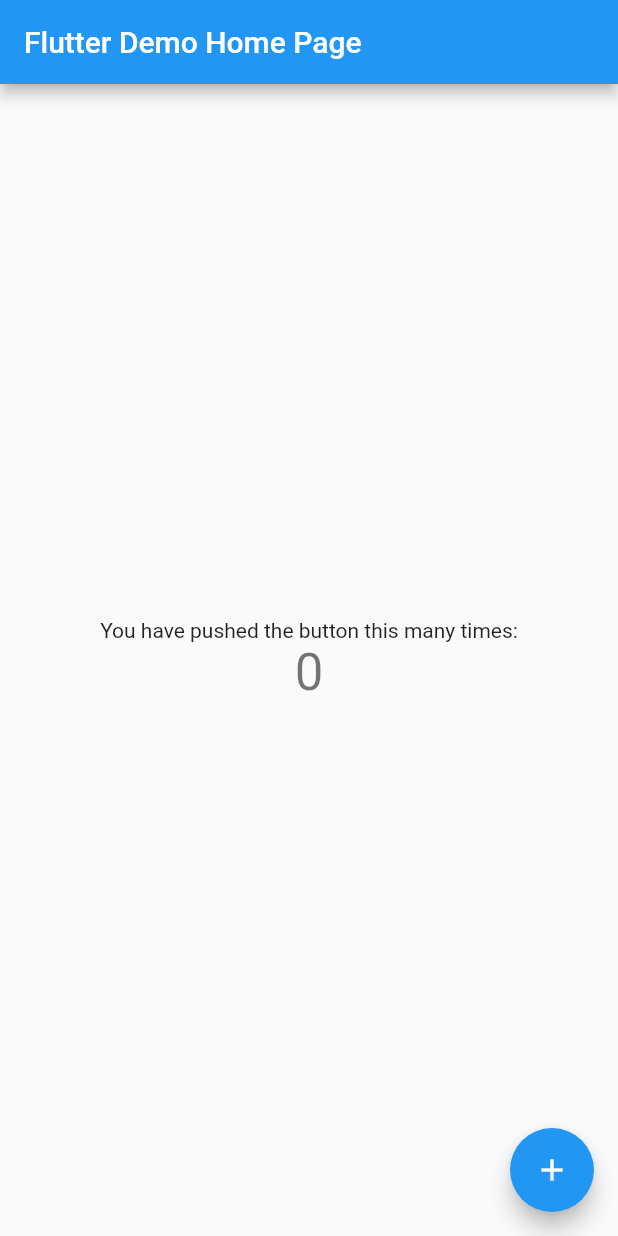
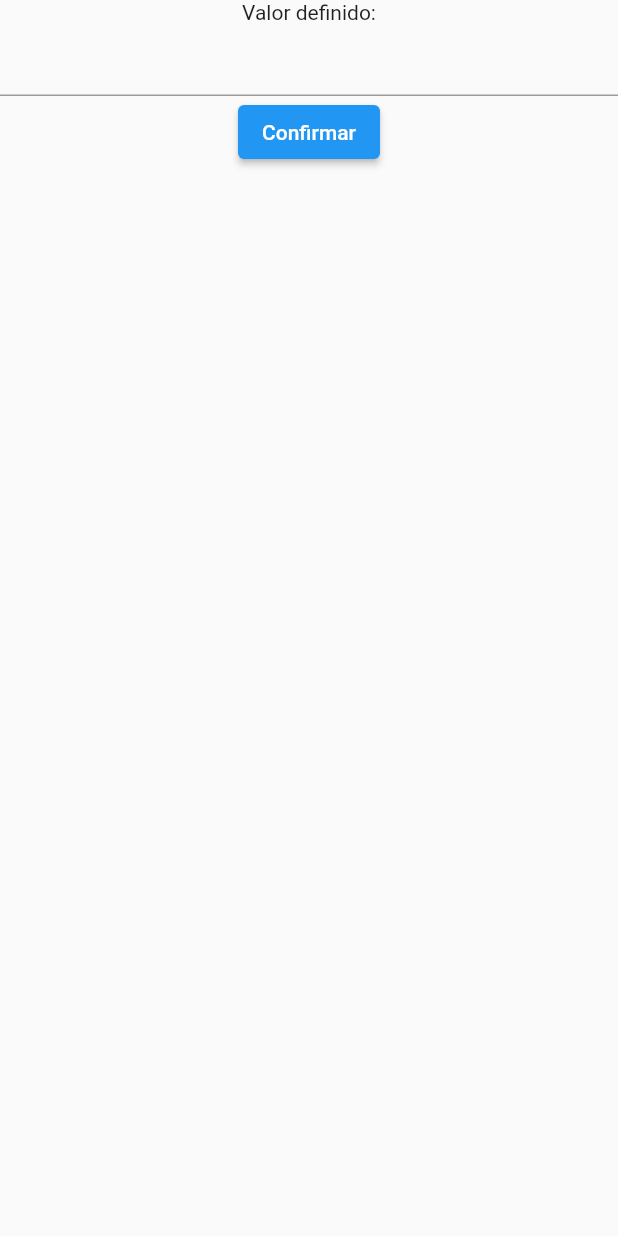
Before and after one commit to caneto/Get_intro, a Flutter app: the screen it shows after launch, on a phone screen of 412 x 824 dp. Run offline on Flutter 3.47's test engine with Material 2 defaults, Android fonts, the phone set to English and light mode, and no system bars.

Commit message:
Atualização

```diff
--- a/lib/main.dart
+++ b/lib/main.dart
@@ -13,103 +13,39 @@ class MyApp extends StatelessWidget {
     return MaterialApp(
       title: 'Flutter Demo',
       theme: ThemeData(
-        // This is the theme of your application.
-        //
-        // Try running your application with "flutter run". You'll see the
-        // application has a blue toolbar. Then, without quitting the app, try
-        // changing the primarySwatch below to Colors.green and then invoke
-        // "hot reload" (press "r" in the console where you ran "flutter run",
-        // or simply save your changes to "hot reload" in a Flutter IDE).
-        // Notice that the counter didn't reset back to zero; the application
-        // is not restarted.
         primarySwatch: Colors.blue,
       ),
-      home: const MyHomePage(title: 'Flutter Demo Home Page'),
+      home: HomePage(),
     );
   }
 }
 
-class MyHomePage extends StatefulWidget {
-  const MyHomePage({super.key, required this.title});
-
-  // This widget is the home page of your application. It is stateful, meaning
-  // that it has a State object (defined below) that contains fields that affect
-  // how it looks.
-
-  // This class is the configuration for the state. It holds the values (in this
-  // case the title) provided by the parent (in this case the App widget) and
-  // used by the build method of the State. Fields in a Widget subclass are
-  // always marked "final".
-
-  final String title;
+class HomePage extends StatefulWidget {
+  HomePage({super.key});
 
   @override
-  State<MyHomePage> createState() => _MyHomePageState();
+  State<HomePage> createState() => _HomePageState();
 }
 
-class _MyHomePageState extends State<MyHomePage> {
-  int _counter = 0;
-
-  void _incrementCounter() {
-    setState(() {
-      // This call to setState tells the Flutter framework that something has
-      // changed in this State, which causes it to rerun the build method below
-      // so that the display can reflect the updated values. If we changed
-      // _counter without calling setState(), then the build method would not be
-      // called again, and so nothing would appear to happen.
-      _counter++;
-    });
-  }
-
+class _HomePageState extends State<HomePage> {
   @override
   Widget build(BuildContext context) {
-    // This method is rerun every time setState is called, for instance as done
-    // by the _incrementCounter method above.
-    //
-    // The Flutter framework has been optimized to make rerunning build methods
-    // fast, so that you can just rebuild anything that needs updating rather
-    // than having to individually change instances of widgets.
     return Scaffold(
-      appBar: AppBar(
-        // Here we take the value from the MyHomePage object that was created by
-        // the App.build method, and use it to set our appbar title.
-        title: Text(widget.title),
+      body: Column(
+        children: [
+          // Valor
+          Text("Valor definido:"),
+
+          // Campo
+          TextField(),
+
+          // Botão
+          ElevatedButton(
+            onPressed: () {},
+            child: Text('Confirmar'),
+          ),
+        ],
       ),
-      body: Center(
-        // Center is a layout widget. It takes a single child and positions it
-        // in the middle of the parent.
-        child: Column(
-          // Column is also a layout widget. It takes a list of children and
-          // arranges them vertically. By default, it sizes itself to fit its
-          // children horizontally, and tries to be as tall as its parent.
-          //
-          // Invoke "debug painting" (press "p" in the console, choose the
-          // "Toggle Debug Paint" action from the Flutter Inspector in Android
-          // Studio, or the "Toggle Debug Paint" command in Visual Studio Code)
-          // to see the wireframe for each widget.
-          //
-          // Column has various properties to control how it sizes itself and
-          // how it positions its children. Here we use mainAxisAlignment to
-          // center the children vertically; the main axis here is the vertical
-          // axis because Columns are vertical (the cross axis would be
-          // horizontal).
-          mainAxisAlignment: MainAxisAlignment.center,
-          children: <Widget>[
-            const Text(
-              'You have pushed the button this many times:',
-            ),
-            Text(
-              '$_counter',
-              style: Theme.of(context).textTheme.headline4,
-            ),
-          ],
-        ),
-      ),
-      floatingActionButton: FloatingActionButton(
-        onPressed: _incrementCounter,
-        tooltip: 'Increment',
-        child: const Icon(Icons.add),
-      ), // This trailing comma makes auto-formatting nicer for build methods.
     );
   }
 }
```
